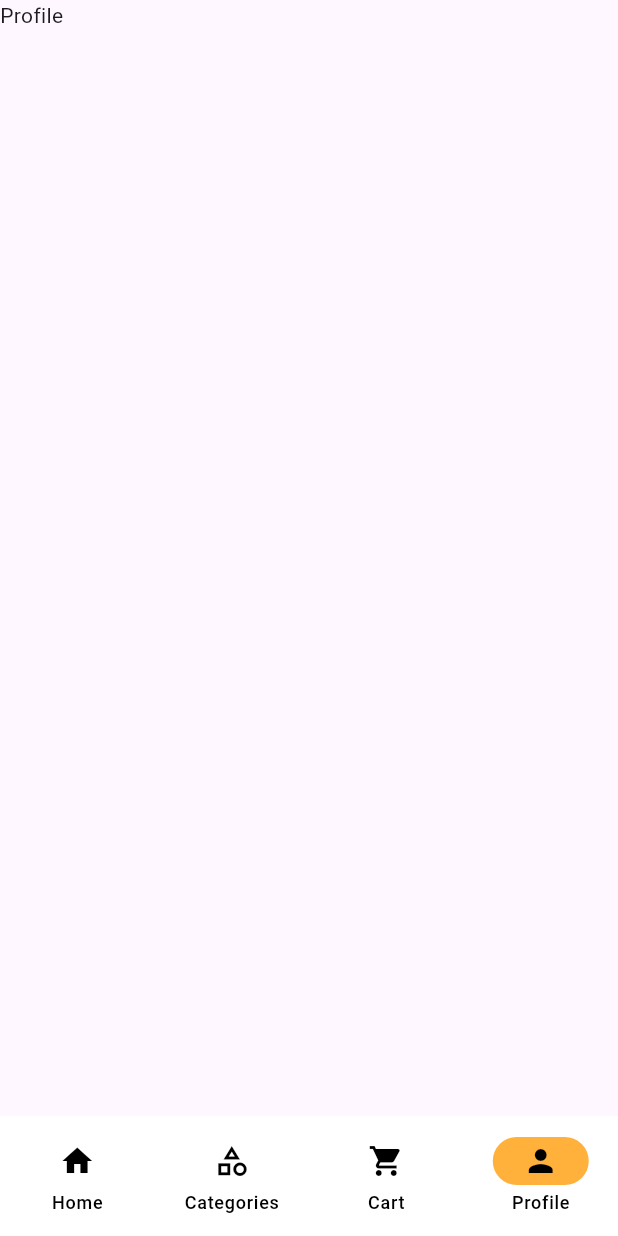
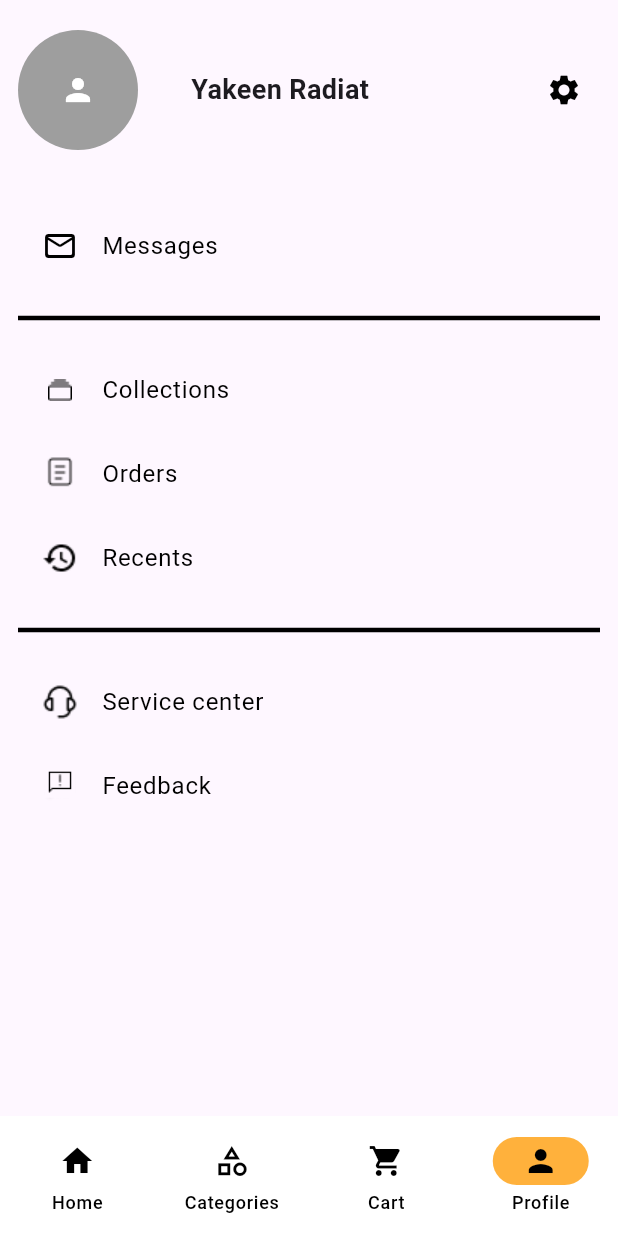
Before and after one commit to rans-rans/ai_store, a Flutter app: the screen it shows after launch, item 4 of the bottom bar chosen, on a phone screen of 412 x 824 dp. Run offline on Flutter 3.47's test engine with Material 3 defaults, Android fonts, the phone set to English and light mode, and no system bars; our stand-ins replace camera, flutter_bloc, permission_handler.

Commit message:
added profile screen ui

```diff
--- a/lib/src/constants/strings.dart
+++ b/lib/src/constants/strings.dart
@@ -5,3 +5,10 @@ const iphone15Image = "assets/images/iphone15_img.jpeg";
 const redDressImage = "assets/images/red_dress.jpg";
 const ps5PadImage = "assets/images/ps5_pad.png";
 const fridgeImage = "assets/images/fridge_image.jpg";
+
+//icons path
+const collectionIcon = "assets/icons/collection_icon.png";
+const customerServiceIcon = "assets/icons/customer_service_icon.png";
+const feedbackIcon = "assets/icons/feedback_icon.png";
+const ordersIcon = "assets/icons/orders_icon.png";
+const recentsIcon = "assets/icons/recents_icon.png";
--- a/lib/src/features/home/presentation/screens/home_controller_screen.dart
+++ b/lib/src/features/home/presentation/screens/home_controller_screen.dart
@@ -2,6 +2,7 @@ import 'package:flutter/material.dart';
 import 'package:flutter_bloc/flutter_bloc.dart' show BlocBuilder, ReadContext;
 
 import '../../../cart/presentation/screens/cart_screen.dart';
+import '../../../profile/presentation/screens/profile_screen.dart';
 import '../blocs/bottom_nav_cubit/bottom_navigation_cubit.dart';
 import 'categories_screen.dart';
 import '../../../products/presentation/screens/general_products_screen.dart';
@@ -15,7 +16,7 @@ class HomeControllerScreen extends StatelessWidget {
       GeneralProductsScreen(),
       CategoriesScreen(),
       CartScreen(),
-      Text("Profile"),
+      ProfileScreen(),
     ];
     return BlocBuilder<BottomNavigationCubit, int>(
       builder: (context, state) {
--- /dev/null
+++ b/lib/src/features/profile/presentation/screens/profile_screen.dart
@@ -0,0 +1,107 @@
+import 'package:flutter/material.dart';
+
+import '../../../../constants/numbers.dart';
+import '../../../../constants/strings.dart';
+import 'settings_screen.dart';
+
+class ProfileScreen extends StatelessWidget {
+  const ProfileScreen({super.key});
+
+  @override
+  Widget build(BuildContext context) {
+    return Scaffold(
+      body: SafeArea(
+        child: SingleChildScrollView(
+          child: Padding(
+            padding: const EdgeInsets.all(defaultPadding),
+            child: Column(
+              children: [
+                Padding(
+                  padding: const EdgeInsets.only(top: 8.0, bottom: 16),
+                  child: Row(
+                    children: [
+                      //TODO profile-img comes here
+                      const CircleAvatar(
+                        backgroundColor: Colors.grey,
+                        minRadius: 40,
+                        child: Icon(Icons.person),
+                      ),
+                      const Spacer(flex: 1),
+                      //TODO profile name comes here
+                      const Text(
+                        "Yakeen Radiat",
+                        style: TextStyle(
+                            fontWeight: mediumFontWeight, fontSize: mediumFontSize),
+                      ),
+                      const Spacer(flex: 3),
+                      IconButton(
+                        onPressed: () {
+                          Navigator.push(
+                            context,
+                            MaterialPageRoute(
+                              builder: (_) => const SettingsScreen(),
+                            ),
+                          );
+                        },
+                        icon: const Icon(Icons.settings),
+                      ),
+                    ],
+                  ),
+                ),
+                const SizedBox(height: mediumSpacing),
+                ListTile(
+                  leading: const Icon(Icons.mail_outline_rounded),
+                  title: const Text("Messages"),
+                  onTap: () {
+                    //TODO navigate to messages for person
+                  },
+                ),
+                const SizedBox(height: smallSpacing),
+                const Divider(thickness: 3),
+                const SizedBox(height: smallSpacing),
+                ListTile(
+                  leading: const ImageIcon(AssetImage(collectionIcon)),
+                  title: const Text("Collections"),
+                  onTap: () {
+                    //TODO navigate to collections(saved,wishlist,favorite)
+                  },
+                ),
+                ListTile(
+                  leading: const ImageIcon(AssetImage(ordersIcon)),
+                  title: const Text("Orders"),
+                  onTap: () {
+                    //TODO navigate to orders
+                  },
+                ),
+                ListTile(
+                  leading: const ImageIcon(AssetImage(recentsIcon)),
+                  title: const Text("Recents"),
+                  onTap: () {
+                    //TODO navigate to recents
+                  },
+                ),
+                const SizedBox(height: smallSpacing),
+                const Divider(thickness: 3),
+                const SizedBox(height: smallSpacing),
+                ListTile(
+                  leading: const ImageIcon(AssetImage(customerServiceIcon)),
+                  title: const Text("Service center"),
+                  onTap: () {
+                    //TODO navigate to service center
+                  },
+                ),
+                ListTile(
+                  leading: const ImageIcon(AssetImage(feedbackIcon)),
+                  title: const Text("Feedback"),
+                  onTap: () {
+                    //TODO navigate to feedback page
+                  },
+                ),
+              ],
+            ),
+          ),
+        ),
+      ),
+    );
+  }
+}
--- a/pubspec.yaml
+++ b/pubspec.yaml
@@ -64,6 +64,7 @@ flutter:
   # To add assets to your application, add an assets section, like this:
   assets:
     - assets/images/
+    - assets/icons/
 
   # An image asset can refer to one or more resolution-specific "variants", see
   # https://flutter.dev/assets-and-images/#resolution-aware
```
Also changed, not shown: assets/icons/collection_icon.png (added), assets/icons/customer_service_icon.png (added), assets/icons/feedback_icon.png (added), assets/icons/orders_icon.png (added), assets/icons/recents_icon.png (added).
